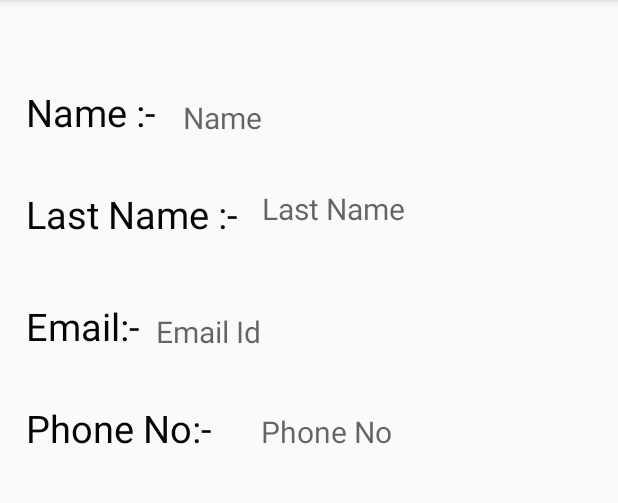
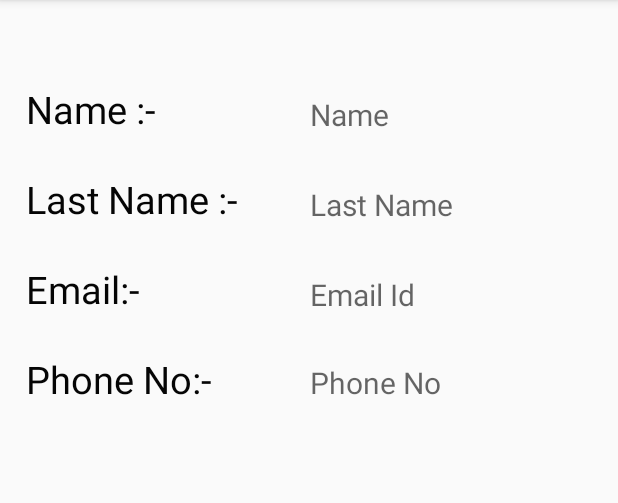
Before and after one commit to samiraj99/Contact-App, an Android app: the ViewContact screen opened directly, with no data from a screen before it, on a phone screen of 412 x 824 dp, the part 84-587 px from its top. Run offline under Robolectric (Android 15) with nearby library versions, the phone set to English and light mode, and no system bars.

Commit message:
update for app logo and layout padding.

```diff
--- a/src/main/java/com/ryzen/contacts/DisplayContact.java
+++ b/src/main/java/com/ryzen/contacts/DisplayContact.java
@@ -23,8 +23,8 @@ public class DisplayContact extends AppCompatActivity {
     ListView listView;
     MaterialSearchView searchView;
     FloatingActionButton fab;
+
     @Override
-
     protected void onCreate(Bundle savedInstanceState) {
         super.onCreate(savedInstanceState);
         setContentView(R.layout.activity_display_contact);
--- a/src/main/java/com/ryzen/contacts/SplashActivity.java
+++ b/src/main/java/com/ryzen/contacts/SplashActivity.java
@@ -15,7 +15,7 @@ public class SplashActivity extends AppCompatActivity {
     @Override
     protected void onStart() {
         super.onStart();
-        new CountDownTimer(100,50000) {
+        new CountDownTimer(5000,100) {
             @Override
             public void onTick(long l) {
 
--- a/src/main/res/layout/activity_display_contact.xml
+++ b/src/main/res/layout/activity_display_contact.xml
@@ -33,7 +33,7 @@
         android:id="@+id/fab"
         android:layout_width="wrap_content"
         android:layout_height="wrap_content"
-        android:layout_gravity="bottom|end"
+        android:layout_gravity="bottom|right"
         android:layout_margin="@dimen/fab_margin"
         app:srcCompat="@drawable/ic_add_black_24dp"
         tools:ignore="VectorDrawableCompat" />
--- a/src/main/res/layout/activity_view_contact.xml
+++ b/src/main/res/layout/activity_view_contact.xml
@@ -14,22 +14,20 @@
         android:layout_alignParentTop="true"
         android:layout_marginLeft="17dp"
         android:layout_marginStart="17dp"
-        android:layout_marginTop="57dp"
+        android:layout_marginTop="55dp"
         android:text="@string/nam"
         android:textColor="#050505"
         android:textSize="25sp" />
 
     <TextView
+        android:id="@+id/FirstName"
         android:layout_width="wrap_content"
         android:layout_height="wrap_content"
-        android:layout_alignBottom="@+id/textView"
-        android:layout_marginLeft="18dp"
-        android:layout_marginStart="18dp"
-        android:layout_toEndOf="@+id/textView"
-        android:layout_toRightOf="@+id/textView"
+        android:layout_above="@+id/textView2"
+        android:layout_alignLeft="@+id/LastName"
+        android:layout_alignStart="@+id/LastName"
         android:hint="@string/name"
-        android:textSize="20sp"
-        android:id="@+id/FirstName" />
+        android:textSize="20sp" />
 
     <TextView
         android:id="@+id/textView2"
@@ -38,7 +36,7 @@
         android:layout_alignLeft="@+id/textView"
         android:layout_alignStart="@+id/textView"
         android:layout_below="@+id/textView"
-        android:layout_marginTop="33dp"
+        android:layout_marginTop="25dp"
         android:text="@string/last_nam"
         android:textColor="#050505"
         android:textSize="25sp" />
@@ -47,47 +45,47 @@
         android:id="@+id/LastName"
         android:layout_width="wrap_content"
         android:layout_height="wrap_content"
-        android:layout_alignTop="@+id/textView2"
-        android:layout_toEndOf="@+id/FirstName"
-        android:layout_toRightOf="@+id/FirstName"
+        android:layout_alignBottom="@+id/textView2"
+        android:layout_alignLeft="@+id/EmailId"
+        android:layout_alignStart="@+id/EmailId"
         android:hint="@string/last_name"
         android:textSize="20sp" />
 
     <TextView
+        android:id="@+id/textView4"
         android:layout_width="wrap_content"
         android:layout_height="wrap_content"
         android:layout_alignLeft="@+id/textView2"
         android:layout_alignStart="@+id/textView2"
         android:layout_below="@+id/textView2"
-        android:layout_marginTop="40dp"
+        android:layout_marginTop="25dp"
         android:text="@string/emai"
         android:textColor="#050505"
-        android:textSize="25sp"
-        android:id="@+id/textView4" />
+        android:textSize="25sp" />
 
     <TextView
+        android:id="@+id/EmailId"
         android:layout_width="wrap_content"
         android:layout_height="wrap_content"
-        android:layout_alignBottom="@+id/textView4"
-        android:layout_toEndOf="@+id/textView"
-        android:layout_toRightOf="@+id/textView"
+        android:layout_above="@+id/textView5"
+        android:layout_marginLeft="48dp"
+        android:layout_marginStart="48dp"
+        android:layout_toEndOf="@+id/textView2"
+        android:layout_toRightOf="@+id/textView2"
         android:hint="@string/email_id"
-        android:textSize="20sp"
-        android:id="@+id/EmailId"
-        />
+        android:textSize="20sp" />
 
     <TextView
+        android:id="@+id/textView5"
         android:layout_width="wrap_content"
         android:layout_height="wrap_content"
-
         android:layout_alignLeft="@+id/textView4"
         android:layout_alignStart="@+id/textView4"
         android:layout_below="@+id/textView4"
-        android:layout_marginTop="33dp"
+        android:layout_marginTop="25dp"
         android:text="@string/phone_n"
         android:textColor="#050505"
-        android:textSize="25sp"
-        android:id="@+id/textView5" />
+        android:textSize="25sp" />
 
     <TextView
         android:id="@+id/PhoneNo"
@@ -95,8 +93,8 @@
         android:layout_height="wrap_content"
         android:layout_alignBaseline="@+id/textView5"
         android:layout_alignBottom="@+id/textView5"
-        android:layout_toEndOf="@+id/EmailId"
-        android:layout_toRightOf="@+id/EmailId"
+        android:layout_alignLeft="@+id/EmailId"
+        android:layout_alignStart="@+id/EmailId"
         android:hint="@string/phone_no"
         android:textSize="20sp" />
 
--- a/src/main/res/layout/contact_adapter.xml
+++ b/src/main/res/layout/contact_adapter.xml
@@ -34,4 +34,5 @@
         android:contentDescription="@string/todo"
         app:srcCompat="@drawable/ic_contacts__icons_a"
         tools:ignore="VectorDrawableCompat" />
+
 </RelativeLayout>
--- a/src/main/res/mipmap-anydpi-v26/ic_launcher.xml
+++ b/src/main/res/mipmap-anydpi-v26/ic_launcher.xml
@@ -1,5 +1,5 @@
 <?xml version="1.0" encoding="utf-8"?>
 <adaptive-icon xmlns:android="http://schemas.android.com/apk/res/android">
-    <background android:drawable="@drawable/ic_launcher_background" />
-    <foreground android:drawable="@drawable/ic_launcher_foreground" />
+    <background android:drawable="@drawable/ic_launcher_background"/>
+    <foreground android:drawable="@mipmap/ic_launcher_foreground"/>
 </adaptive-icon>
--- a/src/main/res/mipmap-anydpi-v26/ic_launcher_round.xml
+++ b/src/main/res/mipmap-anydpi-v26/ic_launcher_round.xml
@@ -1,5 +1,5 @@
 <?xml version="1.0" encoding="utf-8"?>
 <adaptive-icon xmlns:android="http://schemas.android.com/apk/res/android">
-    <background android:drawable="@drawable/ic_launcher_background" />
-    <foreground android:drawable="@drawable/ic_launcher_foreground" />
+    <background android:drawable="@drawable/ic_launcher_background"/>
+    <foreground android:drawable="@mipmap/ic_launcher_foreground"/>
 </adaptive-icon>
```
Also changed, not shown: src/main/res/drawable/ic_launcher_background.xml (+70 -166 lines), src/main/res/layout/activity_add_contact.xml (+18 -21 lines), src/main/res/layout/activity_splash.xml (+5 -5 lines), src/main/res/mipmap-hdpi/ic_launcher.png, src/main/res/mipmap-hdpi/ic_launcher_round.png, src/main/res/mipmap-mdpi/ic_launcher.png, src/main/res/mipmap-mdpi/ic_launcher_round.png, src/main/res/mipmap-xhdpi/ic_launcher.png, src/main/res/mipmap-xhdpi/ic_launcher_round.png, src/main/res/mipmap-xxhdpi/ic_launcher.png, src/main/res/mipmap-xxhdpi/ic_launcher_round.png, src/main/res/mipmap-xxxhdpi/ic_launcher.png, src/main/res/mipmap-xxxhdpi/ic_launcher_round.png, 1 other file.
